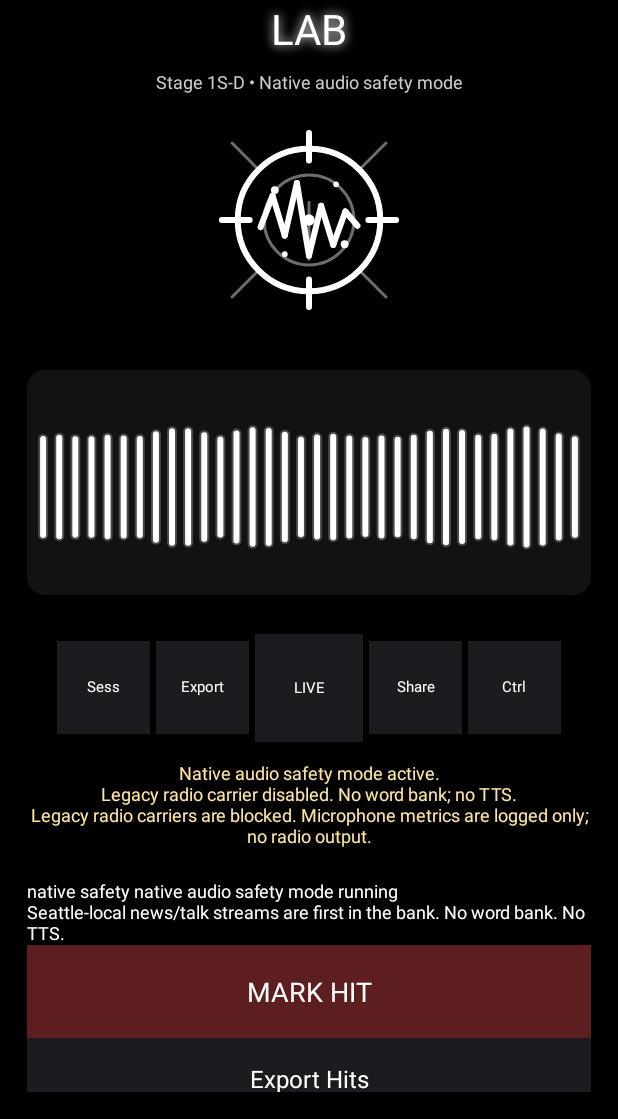
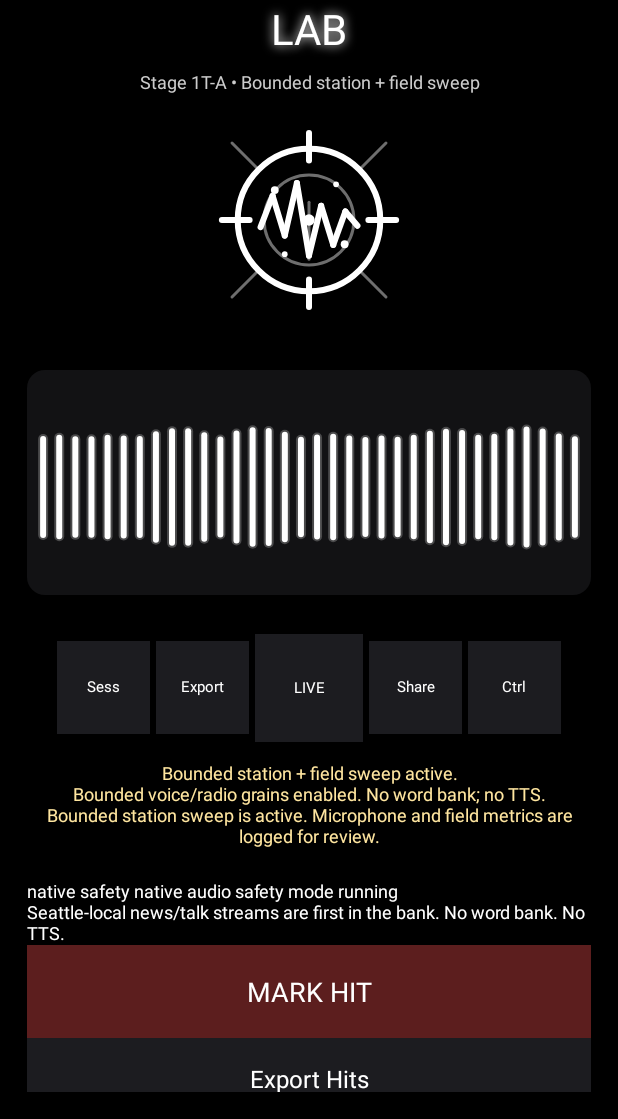
Before and after one commit to Slighting4275/fieldvox-lab, an Android app: the screen it shows after launch (MainActivity), on a phone screen of 412 x 824 dp, the part 117-1236 px from its top. Run offline under Robolectric (Android 15) with nearby library versions, the phone set to English and light mode, and no system bars; 8 statements that could not run were skipped.

Commit message:
Add Stage 1T-B bounded field voice grains

```diff
--- a/android/app/src/main/java/org/fieldvox/lab/MainActivity.java
+++ b/android/app/src/main/java/org/fieldvox/lab/MainActivity.java
@@ -72,6 +72,10 @@ public class MainActivity extends Activity {
     private native String nativeProbeStage1SMicBaseline(int windowCount, int windowMs, int gapMs);
 
 
+    // FIELDVOX_STAGE1T_A_BOUNDED_VOICE_FIELD_TEST
+    // FIELDVOX_STAGE1T_B_FORCE_BOUNDED_GRAIN_FIELD_TEST
+    // Temporary forced bounded source-grain field test; no generated words and no proof claims.
+    // Temporary bounded source-grain field test; no generated words and no proof claims.
     // FIELDVOX_STAGE1S_D_C_UI_TEXT_KILL
     // Stale carrier UI labels removed by C patcher.
     // FIELDVOX_STAGE1S_C_NATIVE_CARRIER_KILL
@@ -180,9 +184,9 @@ public class MainActivity extends Activity {
 
     private static final String[] ONLINE_CARRIER_URLS = new String[] {
             "https://bonneville.cdnstream1.com/2643_48.aac",
-            "https://playerservices.streamtheworld.com/api/livestream-redirect/native-safetyAM.mp3",
-            "https://playerservices.streamtheworld.com/api/livestream-redirect/native-safetyFM_HIGH_MP3.mp3",
-            "https://playerservices.streamtheworld.com/api/livestream-redirect/native-safetyFM_LOW_MP3.mp3",
+            "https://playerservices.streamtheworld.com/api/livestream-redirect/bounded-fieldAM.mp3",
+            "https://playerservices.streamtheworld.com/api/livestream-redirect/bounded-fieldFM_HIGH_MP3.mp3",
+            "https://playerservices.streamtheworld.com/api/livestream-redirect/bounded-fieldFM_LOW_MP3.mp3",
             "http://stream.live.vc.bbcmedia.co.uk/bbc_world_service",
             "https://news-stream.iowapublicradio.org/NewsLow.mp3",
             "https://news-stream.iowapublicradio.org/News.mp3",
@@ -199,7 +203,7 @@ public class MainActivity extends Activity {
             "Legacy carrier disabled",
             "Legacy carrier disabled",
             "Legacy carrier disabled",
-            "native-safety Seattle News Low",
+            "bounded-field Seattle News Low",
             "BBC World Service",
             "Iowa Public Radio News Low",
             "Iowa Public Radio News",
@@ -1377,7 +1381,7 @@ public class MainActivity extends Activity {
         }
 
         if (!onlineCarrierPrepared || onlineCarrierPlayer == null) {
-            android.util.Log.i("FieldVox", "PHONETIC VOX gate skipped: carrier not ready reason=" + reason
+            android.util.Log.i("FieldVox", "BOUNDED FIELD WAITING FOR CARRIER reason=" + reason
                     + " prepared=" + onlineCarrierPrepared);
             return;
         }
@@ -1462,13 +1466,13 @@ public class MainActivity extends Activity {
             return;
         }
 
-        String openMsg = "Native safety packet blocked: " + onlineCarrierLabel()
+        String openMsg = "BOUNDED FIELD PACKET OPEN: " + onlineCarrierLabel()
                 + " | Reason: " + reason
                 + " delta=" + String.format(java.util.Locale.US, "%.2f", delta)
                 + " grains=" + grains
                 + " packet_ms=" + packetMs
                 + " silence_after_ms=" + forcedSilenceMs
-                + " | native safety metrics. No word bank. No TTS.";
+                + " | bounded field metrics. No word bank. No TTS.";
         android.util.Log.i("FieldVox", openMsg);
         exportStatus.setText(openMsg);
 
@@ -1494,7 +1498,7 @@ public class MainActivity extends Activity {
                     }
                 } catch (Exception ignored) {}
 
-                android.util.Log.i("FieldVox", "Native safety grain blocked: "
+                android.util.Log.i("FieldVox", "BOUNDED FIELD GRAIN OPEN: "
                         + onlineCarrierLabel()
                         + " grain=" + grainIndex + "/" + totalGrains
                         + " duration_ms=" + grainDuration
@@ -1545,7 +1549,7 @@ public class MainActivity extends Activity {
                 }
             } catch (Exception ignored) {}
 
-            String closeMsg = "Native safety packet closed. Forced silence gap active. Sweeping to next stream.";
+            String closeMsg = "BOUNDED FIELD PACKET CLOSED. Forced silence gap active. Sweeping to next stream.";
             android.util.Log.i("FieldVox", closeMsg + " token=" + token + " packet_ms=" + totalPacketMs);
             exportStatus.setText(closeMsg);
 
@@ -1820,7 +1824,7 @@ public class MainActivity extends Activity {
         startOnlineCarrierSensors();
         prepareOnlineCarrierAtIndex(onlineCarrierIndex);
 
-        return "Legacy radio carriers are blocked. Microphone metrics are logged only; no radio output.";
+        return "Bounded station sweep is active. Microphone and field metrics are logged for review.";
     }
 
     private int normalizeOnlineCarrierIndex(int index) {
@@ -1892,7 +1896,7 @@ public class MainActivity extends Activity {
         int next = normalizeOnlineCarrierIndex(onlineCarrierIndex + 1);
         onlineCarrierSweepCount++;
 
-        String msg = "Native safety sweep blocked: "
+        String msg = "BOUNDED FIELD SWEEP: "
                 + onlineCarrierLabel()
                 + " -> " + ONLINE_CARRIER_LABELS[next]
                 + "\nReason: " + reason
@@ -1957,7 +1961,7 @@ public class MainActivity extends Activity {
                     player.setVolume(0.0f, 0.0f);
                 } catch (Exception ignored) {}
 
-                String msg = "Legacy carrier disabled: " + onlineCarrierLabel()
+                String msg = "BOUNDED FIELD CARRIER: " + onlineCarrierLabel()
                         + "\nMuted until phonetic-grain gate opens. Queued proximity can now flush. No word bank. No TTS.";
                 Log.i("FieldVox", msg.replace("\n", " | "));
                 exportStatus.setText(msg);
@@ -1986,10 +1990,10 @@ public class MainActivity extends Activity {
                 return true;
             });
 
-            Log.i("FieldVox", "Legacy carrier disabled: "
+            Log.i("FieldVox", "BOUNDED FIELD CARRIER: "
                     + ONLINE_CARRIER_LABELS[index]
                     + " url=" + ONLINE_CARRIER_URLS[index]);
-            exportStatus.setText("Legacy carrier disabled: " + ONLINE_CARRIER_LABELS[index]);
+            exportStatus.setText("BOUNDED FIELD CARRIER: " + ONLINE_CARRIER_LABELS[index]);
 
             mp.prepareAsync();
 
@@ -2085,7 +2089,7 @@ public class MainActivity extends Activity {
 
         String result = startLiveMonitor();
         String carrier = startOnlineVoxCarrier();
-        exportStatus.setText("Native audio safety mode active.\n" + result + "\n" + carrier);
+        exportStatus.setText("Bounded station + field sweep active.\n" + result + "\n" + carrier);
         status.setText(result + "\n" + carrier);
         updateLiveButtons();
     }
@@ -2319,7 +2323,7 @@ public class MainActivity extends Activity {
                         lastUiMs = nowMs;
                         final int seconds = (int)((nowMs - startMs) / 1000L);
                         final String msg = "Realtime EVP monitor: " + seconds + "s\\n"
-                                + "Mic -> no radio output.\\n"
+                                + "Mic + bounded station grains.\\n"
                                 + "RMS " + String.format(java.util.Locale.US, "%.0f", rms)
                                 + " / gate " + String.format(java.util.Locale.US, "%.0f", gate)
                                 + " / peak " + peak + "\\n"
@@ -2370,7 +2374,7 @@ public class MainActivity extends Activity {
 
         liveMonitorThread.start();
 
-        return "Legacy radio carrier disabled. No word bank; no TTS.";
+        return "Bounded voice/radio grains enabled. No word bank; no TTS.";
     }
 
     private String stopLiveMonitor() {
@@ -2442,7 +2446,7 @@ public class MainActivity extends Activity {
         subtitle.setShadowLayer(8.0f, 0.0f, 0.0f, Color.WHITE);
         root.addView(subtitle);
 
-        TextView stage = makeLabel("Stage 1S-D • Native audio safety mode", Color.LTGRAY, 12);
+        TextView stage = makeLabel("Stage 1T-A • Bounded station + field sweep", Color.LTGRAY, 12);
         stage.setPadding(0, dp(this, 8), 0, dp(this, 18));
         root.addView(stage);
 
```
Also changed, not shown: 2 other files.
